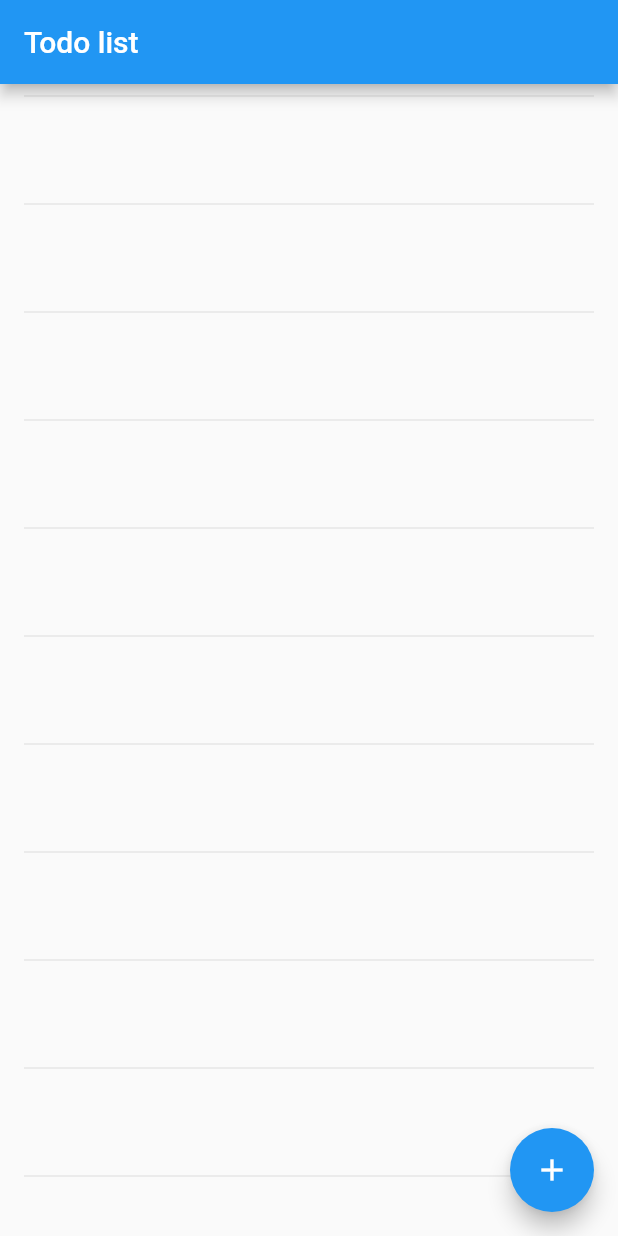
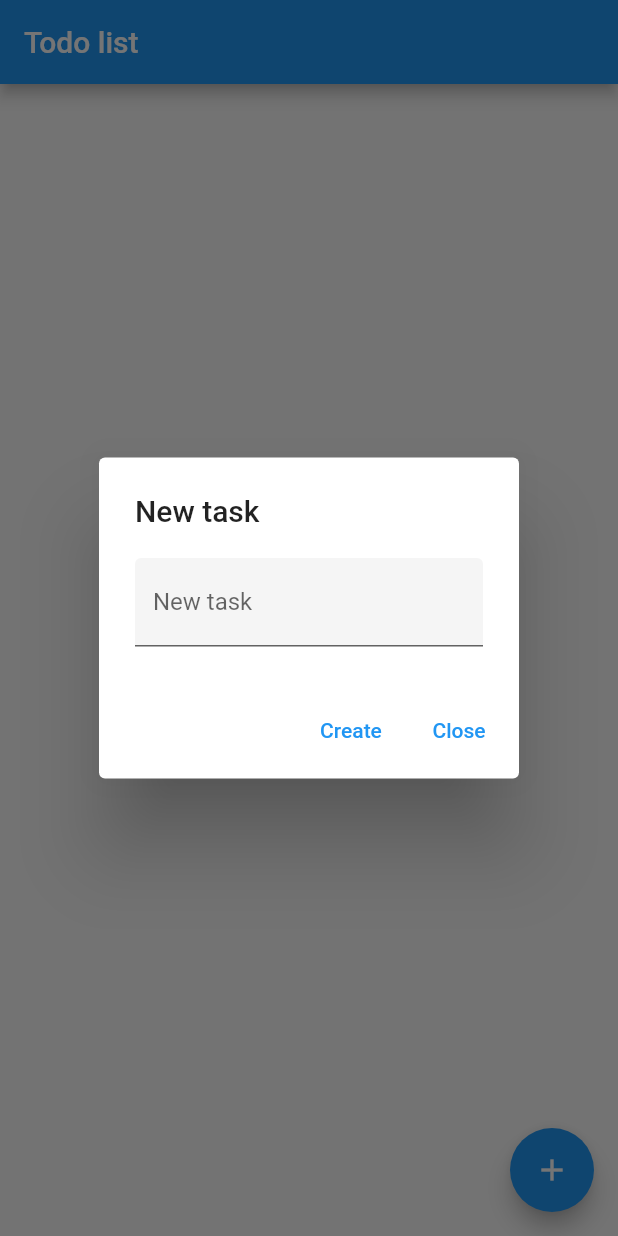
Before and after one commit to desist81/Flutter-demo, a Flutter app: the screen it shows after launch, scrolled down 576 dp, after a tap on the "add" icon, on a phone screen of 412 x 824 dp. Run offline on Flutter 3.47's test engine with Material 2 defaults, Android fonts, the phone set to English and light mode, and no system bars.

Commit message:
Add files via upload

```diff
--- a/flutter_demo/lib/main.dart
+++ b/flutter_demo/lib/main.dart
@@ -1,5 +1,6 @@
-import 'package:english_words/english_words.dart';
 import 'package:flutter/material.dart';
+
+import 'Task.dart';
 
 void main() {
   runApp(const MyApp());
@@ -50,55 +51,89 @@ class MyHomePage extends StatefulWidget {
 
 class _MyHomePageState extends State<MyHomePage> {
   int _counter = 0;
-  final _suggestions = <WordPair>[];
+  final _suggestions = <Task>[];
   final _biggerFont = const TextStyle(fontSize: 18.0);
 
   Widget _buildSuggestions() {
     return ListView.builder(
         padding: const EdgeInsets.all(16.0),
         itemBuilder: /*1*/ (context, i) {
-          if (i.isOdd) {
-            return const Divider(); /*2*/
-          }
           if (i < _suggestions.length) {
-            final index = i ~/ 2; /*3*/
-            return _buildRow(_suggestions[index]);
-          }
+            return _buildRow(_suggestions[i]);
+          } else {
             return ListTile(
               title: Text('', style: _biggerFont),
             );
+          }
         });
   }
 
-  Widget _buildRow(WordPair pair) {
-    return ListTile(
+  Widget _buildRow(Task task) {
+    return Column(
+      mainAxisSize: MainAxisSize.min,
+      crossAxisAlignment: CrossAxisAlignment.start,
+      children: <Widget>[
+        ListTile(
           title: Text(
-        pair.asPascalCase,
+            task.toString(),
             style: _biggerFont,
           ),
+        ),
+        const Divider(),
+      ],
     );
   }
 
   void _incrementCounter() {
+    showDialog(
+      context: context,
+      builder: (BuildContext context) => _buildPopupDialog(context),
+    );
+  }
+
+  Widget _buildPopupDialog(BuildContext context) {
+    String _newTask = '';
+    return AlertDialog(
+      title: const Text('New task'),
+      content: Column(
+        mainAxisSize: MainAxisSize.min,
+        crossAxisAlignment: CrossAxisAlignment.start,
+        children: <Widget>[
+          TextFormField(
+            decoration: const InputDecoration(
+              filled: true,
+              hintText: 'Enter a task...',
+              labelText: 'New task',
+            ),
+            onChanged: (value) {
+              _newTask = value.toString();
+            },
+          ),
+        ],
+      ),
+      actions: <Widget>[
+        TextButton(
+          onPressed: () {
             setState(() {
-      // This call to setState tells the Flutter framework that something has
-      // changed in this State, which causes it to rerun the build method below
-      // so that the display can reflect the updated values. If we changed
-      // _counter without calling setState(), then the build method would not be
-      // called again, and so nothing would appear to happen.
-      _counter++;
-      _suggestions.addAll(generateWordPairs().take(1)); /*4*/
+              _suggestions.add(Task(_newTask, DateTime.now()));
+              _newTask = '';
+              Navigator.of(context).pop();
             });
+          },
+          child: const Text('Create'),
+        ),
+        TextButton(
+          onPressed: () {
+            Navigator.of(context).pop();
+          },
+          child: const Text('Close'),
+        ),
+      ],
+    );
   }
 
   @override
   Widget build(BuildContext context) {
-    // This method is rerun every time setState is called, for instance as done
-    // by the _incrementCounter method above.
-    //
-    // The Flutter framework has been optimized to make rerunning build methods
-    // fast, so that you can just rebuild anything that needs updating rather
-    // than having to individually change instances of widgets.
     return Scaffold(
       appBar: AppBar(
         title: const Text('Todo list'),
@@ -108,7 +143,7 @@ class _MyHomePageState extends State<MyHomePage> {
         onPressed: _incrementCounter,
         tooltip: 'Increment',
         child: const Icon(Icons.add),
-      ), // This trailing comma makes auto-formatting nicer for build methods.
+      ),
     );
   }
 }
--- /dev/null
+++ b/flutter_demo/lib/task.dart
@@ -0,0 +1,22 @@
+import 'package:intl/intl.dart';
+
+class Task {
+  /// The first part of the pair.
+  final String name;
+
+  /// The second part of the pair.
+  final DateTime date;
+  late final String formattedDate =
+      DateFormat('yyyy-MM-dd – kk:mm').format(date);
+  late final String asString = '$name; date: $formattedDate';
+
+  /// Create a [Task] from the strings [first] and [second].
+  Task(this.name, this.date) {
+    if (name.isEmpty) {
+      throw ArgumentError("Task name cannot be empty. "
+          "Received: '$name'");
+    }
+  }
+  @override
+  String toString() => asString;
+}
```
Lines whose indentation alone changed are shown as unchanged.
